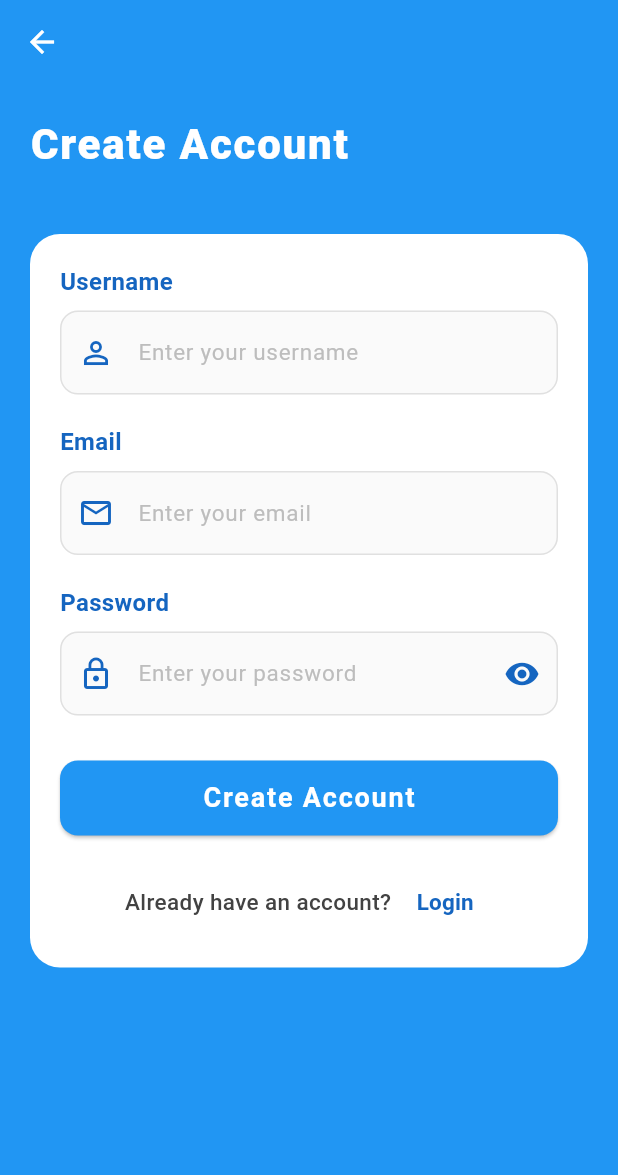
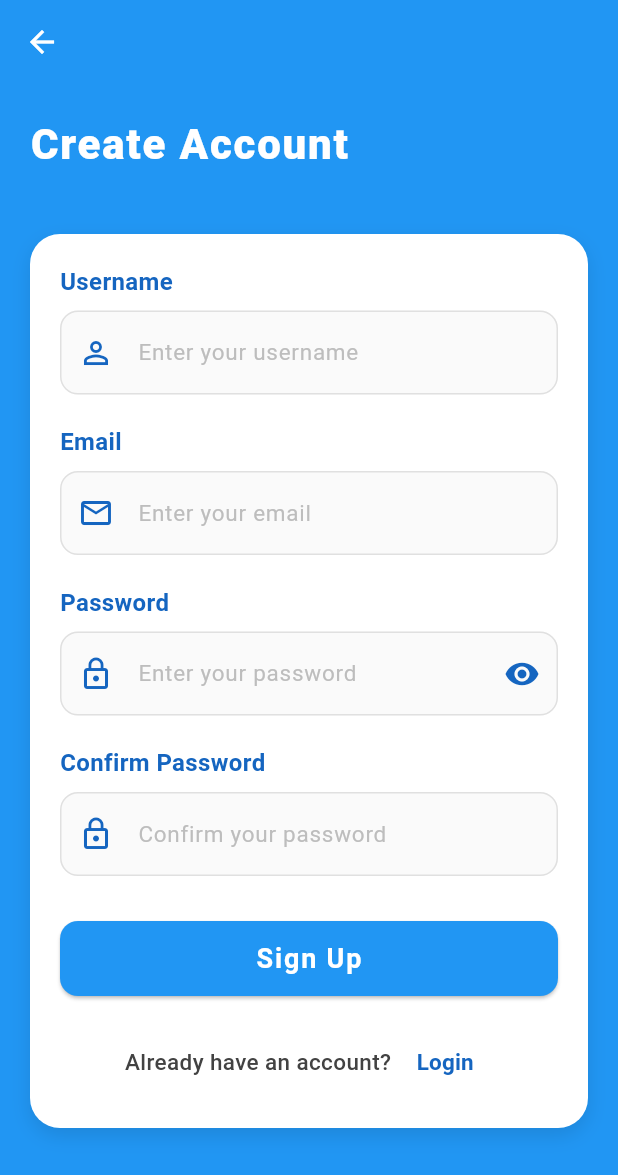
Before and after one commit to Hireyprogrammer/book-store, a Flutter app: the SignupScreen screen opened by its route, on a phone screen of 412 x 824 dp. Shown: the top 1175 px of the screen. Run offline on Flutter 3.47's test engine with Material 3 defaults, Android fonts, the phone set to English and light mode, and no system bars; our stand-ins replace flutter_animate, get, google_fonts, shared_preferences, smooth_page_indicator; accounts and stored records are empty; network calls fail.

```diff
--- a/book_store/lib/app/routes/app_routes.dart
+++ b/book_store/lib/app/routes/app_routes.dart
@@ -9,4 +9,5 @@ abstract class Routes {
   static const HOME = '/home';
   static const BOOK_DETAILS = '/book-details';
   static const FORGOT_PASSWORD = '/forgot-password';
+  static const OTP_VERIFICATION = '/otp-verification';
 }
--- a/book_store/lib/app/ui/screens/signup/signup_screen.dart
+++ b/book_store/lib/app/ui/screens/signup/signup_screen.dart
@@ -25,7 +25,6 @@ class SignupScreen extends GetView<SignupController> {
             child: Column(
               crossAxisAlignment: CrossAxisAlignment.start,
               children: [
-                // Header Text
                 const Text(
                   'Create Account',
                   style: TextStyle(
@@ -36,12 +35,18 @@ class SignupScreen extends GetView<SignupController> {
                   ),
                 ),
                 const SizedBox(height: 40),
-                // Signup Form
                 Container(
                   padding: const EdgeInsets.all(20),
                   decoration: BoxDecoration(
                     color: Colors.white,
                     borderRadius: BorderRadius.circular(20),
+                    boxShadow: [
+                      BoxShadow(
+                        color: Colors.black.withOpacity(0.1),
+                        blurRadius: 10,
+                        offset: const Offset(0, 5),
+                      ),
+                    ],
                   ),
                   child: Column(
                     crossAxisAlignment: CrossAxisAlignment.start,
@@ -56,8 +61,9 @@ class SignupScreen extends GetView<SignupController> {
                         ),
                       ),
                       const SizedBox(height: 8),
-                      TextField(
+                      Obx(() => TextField(
                         controller: controller.nameController,
+                        onChanged: controller.validateName,
                         style: const TextStyle(
                           fontSize: 16,
                           color: Color(0xFF2C3E50),
@@ -65,6 +71,7 @@ class SignupScreen extends GetView<SignupController> {
                         ),
                         decoration: InputDecoration(
                           hintText: 'Enter your username',
+                          errorText: controller.nameError.value.isEmpty ? null : controller.nameError.value,
                           hintStyle: TextStyle(
                             color: Colors.grey[400],
                             fontSize: 15,
@@ -85,9 +92,17 @@ class SignupScreen extends GetView<SignupController> {
                             borderRadius: BorderRadius.circular(12),
                             borderSide: const BorderSide(color: Color(0xFF1565C0), width: 2),
                           ),
+                          errorBorder: OutlineInputBorder(
+                            borderRadius: BorderRadius.circular(12),
+                            borderSide: BorderSide(color: Colors.red[400]!, width: 1),
+                          ),
+                          focusedErrorBorder: OutlineInputBorder(
+                            borderRadius: BorderRadius.circular(12),
+                            borderSide: BorderSide(color: Colors.red[400]!, width: 2),
+                          ),
                           contentPadding: const EdgeInsets.symmetric(horizontal: 16, vertical: 16),
                         ),
-                      ),
+                      )),
                       const SizedBox(height: 20),
 
                       // Email Field
@@ -100,8 +115,10 @@ class SignupScreen extends GetView<SignupController> {
                         ),
                       ),
                       const SizedBox(height: 8),
-                      TextField(
+                      Obx(() => TextField(
                         controller: controller.emailController,
+                        onChanged: controller.validateEmail,
+                        keyboardType: TextInputType.emailAddress,
                         style: const TextStyle(
                           fontSize: 16,
                           color: Color(0xFF2C3E50),
@@ -109,6 +126,7 @@ class SignupScreen extends GetView<SignupController> {
                         ),
                         decoration: InputDecoration(
                           hintText: 'Enter your email',
+                          errorText: controller.emailError.value.isEmpty ? null : controller.emailError.value,
                           hintStyle: TextStyle(
                             color: Colors.grey[400],
                             fontSize: 15,
@@ -129,9 +147,17 @@ class SignupScreen extends GetView<SignupController> {
                             borderRadius: BorderRadius.circular(12),
                             borderSide: const BorderSide(color: Color(0xFF1565C0), width: 2),
                           ),
+                          errorBorder: OutlineInputBorder(
+                            borderRadius: BorderRadius.circular(12),
+                            borderSide: BorderSide(color: Colors.red[400]!, width: 1),
+                          ),
+                          focusedErrorBorder: OutlineInputBorder(
+                            borderRadius: BorderRadius.circular(12),
+                            borderSide: BorderSide(color: Colors.red[400]!, width: 2),
+                          ),
                           contentPadding: const EdgeInsets.symmetric(horizontal: 16, vertical: 16),
                         ),
-                      ),
+                      )),
                       const SizedBox(height: 20),
 
                       // Password Field
@@ -146,6 +172,7 @@ class SignupScreen extends GetView<SignupController> {
                       const SizedBox(height: 8),
                       Obx(() => TextField(
                         controller: controller.passwordController,
+                        onChanged: controller.validatePassword,
                         obscureText: !controller.isPasswordVisible.value,
                         style: const TextStyle(
                           fontSize: 16,
@@ -154,6 +181,7 @@ class SignupScreen extends GetView<SignupController> {
                         ),
                         decoration: InputDecoration(
                           hintText: 'Enter your password',
+                          errorText: controller.passwordError.value.isEmpty ? null : controller.passwordError.value,
                           hintStyle: TextStyle(
                             color: Colors.grey[400],
                             fontSize: 15,
@@ -183,25 +211,98 @@ class SignupScreen extends GetView<SignupController> {
                             borderRadius: BorderRadius.circular(12),
                             borderSide: const BorderSide(color: Color(0xFF1565C0), width: 2),
                           ),
+                          errorBorder: OutlineInputBorder(
+                            borderRadius: BorderRadius.circular(12),
+                            borderSide: BorderSide(color: Colors.red[400]!, width: 1),
+                          ),
+                          focusedErrorBorder: OutlineInputBorder(
+                            borderRadius: BorderRadius.circular(12),
+                            borderSide: BorderSide(color: Colors.red[400]!, width: 2),
+                          ),
+                          contentPadding: const EdgeInsets.symmetric(horizontal: 16, vertical: 16),
+                        ),
+                      )),
+
+                      // Confirm Password Field
+                      const SizedBox(height: 20),
+                      const Text(
+                        'Confirm Password',
+                        style: TextStyle(
+                          fontSize: 16,
+                          fontWeight: FontWeight.w600,
+                          color: Color(0xFF1565C0),
+                        ),
+                      ),
+                      const SizedBox(height: 8),
+                      Obx(() => TextField(
+                        controller: controller.confirmPasswordController,
+                        onChanged: controller.validateConfirmPassword,
+                        obscureText: !controller.isPasswordVisible.value,
+                        style: const TextStyle(
+                          fontSize: 16,
+                          color: Color(0xFF2C3E50),
+                          fontWeight: FontWeight.w500,
+                        ),
+                        decoration: InputDecoration(
+                          hintText: 'Confirm your password',
+                          errorText: controller.confirmPasswordError.value.isEmpty ? null : controller.confirmPasswordError.value,
+                          hintStyle: TextStyle(
+                            color: Colors.grey[400],
+                            fontSize: 15,
+                            fontWeight: FontWeight.w400,
+                          ),
+                          prefixIcon: const Icon(Icons.lock_outline, color: Color(0xFF1565C0)),
+                          filled: true,
+                          fillColor: Colors.grey[50],
+                          border: OutlineInputBorder(
+                            borderRadius: BorderRadius.circular(12),
+                            borderSide: const BorderSide(color: Color(0xFF1565C0), width: 1),
+                          ),
+                          enabledBorder: OutlineInputBorder(
+                            borderRadius: BorderRadius.circular(12),
+                            borderSide: BorderSide(color: Colors.grey[300]!, width: 1),
+                          ),
+                          focusedBorder: OutlineInputBorder(
+                            borderRadius: BorderRadius.circular(12),
+                            borderSide: const BorderSide(color: Color(0xFF1565C0), width: 2),
+                          ),
+                          errorBorder: OutlineInputBorder(
+                            borderRadius: BorderRadius.circular(12),
+                            borderSide: BorderSide(color: Colors.red[400]!, width: 1),
+                          ),
+                          focusedErrorBorder: OutlineInputBorder(
+                            borderRadius: BorderRadius.circular(12),
+                            borderSide: BorderSide(color: Colors.red[400]!, width: 2),
+                          ),
                           contentPadding: const EdgeInsets.symmetric(horizontal: 16, vertical: 16),
                         ),
                       )),
 
                       // Create Account Button
                       const SizedBox(height: 30),
-                      SizedBox(
+                      Obx(() => SizedBox(
                         width: double.infinity,
                         height: 50,
                         child: ElevatedButton(
-                          onPressed: () => controller.signup(),
+                          onPressed: controller.isLoading.value ? null : controller.signUp,
                           style: ElevatedButton.styleFrom(
                             backgroundColor: const Color(0xFF2196F3),
                             shape: RoundedRectangleBorder(
                               borderRadius: BorderRadius.circular(12),
                             ),
+                            disabledBackgroundColor: const Color(0xFF2196F3).withOpacity(0.6),
                           ),
-                          child: const Text(
-                            'Create Account',
+                          child: controller.isLoading.value
+                              ? const SizedBox(
+                                  height: 24,
+                                  width: 24,
+                                  child: CircularProgressIndicator(
+                                    color: Colors.white,
+                                    strokeWidth: 2,
+                                  ),
+                                )
+                              : const Text(
+                                  'Sign Up',
                                   style: TextStyle(
                                     color: Colors.white,
                                     fontSize: 18,
@@ -210,7 +311,7 @@ class SignupScreen extends GetView<SignupController> {
                                   ),
                                 ),
                         ),
-                      ),
+                      )),
 
                       // Login Link
                       const SizedBox(height: 20),
```
Also changed, not shown: book_store/lib/app/controllers/signup_controller.dart (+29 -47 lines), book_store/lib/app/controllers/verify_otp_controller.dart (added, +92 -0 lines), book_store/lib/app/services/api_service.dart (+50 -9 lines), book_store/lib/app/ui/screens/otp_verification/verify_otp_screen.dart (added, +130 -0 lines). Lines whose indentation alone changed are shown as unchanged.
